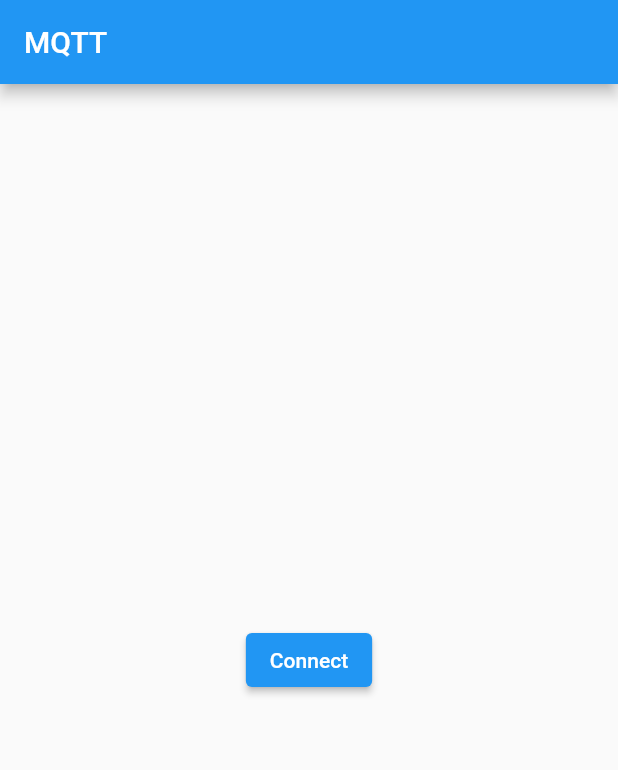
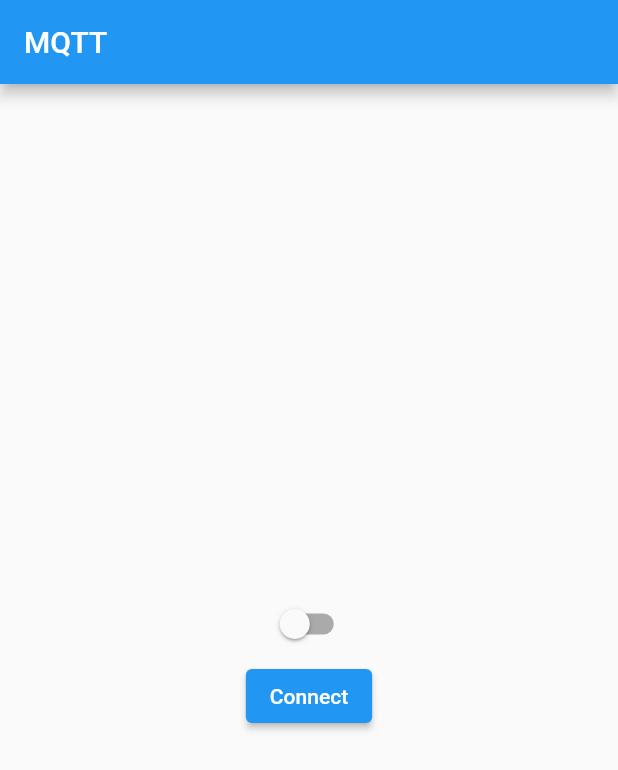
Before and after one commit to hyejin-1010/flutter-study, a Flutter app: the screen it shows after launch, after a tap on "Connect", on a phone screen of 412 x 824 dp. Shown: the top 770 px of the screen. Run offline on Flutter 3.47's test engine with Material 2 defaults, Android fonts, the phone set to English and light mode, and no system bars; our stand-ins replace flutter_local_notifications, flutter_secure_storage, flutter_svg, google_maps_flutter, timezone, video_player; missing offline and left inert: mqtt_client; network calls fail.

Commit message:
✨ Feat: aws mqtt shadow publish & subscribe

```diff
--- a/mqtt_study/lib/screens/aws_test/aws_test.dart
+++ b/mqtt_study/lib/screens/aws_test/aws_test.dart
@@ -1,10 +1,13 @@
-import 'dart:convert';
 import 'dart:io';
 
 import 'package:flutter/material.dart';
 import 'package:flutter/services.dart';
 import 'package:mqtt_client/mqtt_client.dart';
 import 'package:mqtt_client/mqtt_server_client.dart';
+
+const HOST = 'mqtt://a3g9lwq85r20wi-ats.iot.ap-northeast-2.amazonaws.com';
+const CLIENT_ID = 'AppTest';
+const PREFIX = '\$aws/things/Test/shadow';
 
 class AWSTestScreen extends StatefulWidget {
   const AWSTestScreen({Key? key}) : super(key: key);
@@ -14,18 +17,26 @@ class AWSTestScreen extends StatefulWidget {
 }
 
 class _AWSTestScreenState extends State<AWSTestScreen> {
-
-  MqttServerClient client = MqttServerClient('mqtt://a3g9lwq85r20wi-ats.iot.ap-northeast-2.amazonaws.com', '');
+  MqttServerClient client = MqttServerClient(HOST, '');
   String status = '';
   bool connected = false;
+  bool toggleValue = false;
 
   @override
   Widget build(BuildContext context) {
     return Container(
-      child: Center(
-        child: connected
-          ? ElevatedButton(onPressed: _disconnect, child: Text('DisConnect'))
-          : ElevatedButton(onPressed: _connect, child: Text('Connect')),
+      alignment: Alignment.center,
+      child: Column(
+        children: [
+          Spacer(),
+          Switch(value: toggleValue, onChanged: (_) {}),
+          connected
+              ? ElevatedButton(onPressed: _disconnect, child: Text('DisConnect'))
+              : ElevatedButton(onPressed: _connect, child: Text('Connect')),
+          if (connected)
+            ElevatedButton(onPressed: _publish, child: Text('Publish')),
+          Spacer(),
+        ],
       ),
     );
   }
@@ -44,6 +55,11 @@ class _AWSTestScreenState extends State<AWSTestScreen> {
     client.disconnect();
   }
 
+  _publish () {
+    final MqttClientPayloadBuilder builder = MqttClientPayloadBuilder();
+    client.publishMessage('$PREFIX/get', MqttQos.atLeastOnce, builder.payload!);
+  }
+
   Future<bool> mqttConnect(String uniqueId) async {
     setStatus('Connecting MQTT Broker');
     ByteData rootCA = await rootBundle.load('assets/certs/root-CA.crt');
@@ -55,13 +71,10 @@ class _AWSTestScreenState extends State<AWSTestScreen> {
     context.useCertificateChainBytes(deviceCert.buffer.asUint8List());
     context.usePrivateKeyBytes(privateKey.buffer.asUint8List());
 
-    // String id = 'sdk-nodejs-d0772ced-6431-419b-bf8b-1d35f33de11b';
-    String id = 'AppTest';
-
-    client = MqttServerClient('a3g9lwq85r20wi-ats.iot.ap-northeast-2.amazonaws.com', id);
+    client = MqttServerClient('a3g9lwq85r20wi-ats.iot.ap-northeast-2.amazonaws.com', CLIENT_ID);
     client.securityContext = context;
-    // client.logging(on: true);
-    // client.keepAlivePeriod = 300;
+    client.logging(on: true);
+    client.keepAlivePeriod = 300;
     client.port = 8883;
     client.secure = true;
     client.onConnected = onConnected;
@@ -71,7 +84,7 @@ class _AWSTestScreenState extends State<AWSTestScreen> {
     client.pongCallback = pong;
 
     final MqttConnectMessage connMess = MqttConnectMessage()
-        .withClientIdentifier(id)
+        .withClientIdentifier(CLIENT_ID)
         .startClean();
     client.connectionMessage = connMess;
 
@@ -79,18 +92,22 @@ class _AWSTestScreenState extends State<AWSTestScreen> {
       await client.connect();
     } catch (err) { print('${err.toString()}'); }
 
-    if (client.connectionStatus!.state == MqttConnectionState.connected) {
-      print('Chloe Connected to AWS Successfully!');
-    } else { return false; }
+    if (client.connectionStatus!.state != MqttConnectionState.connected) { return false; }
 
-    // String acceptedTopic = '\$aws/things/AppTest/shadow/get/accepted';
-    client.subscribe('topic_2', MqttQos.atMostOnce);
+    String acceptedTopic = '$PREFIX/get/accepted';
+    String rejectedTopic = '$PREFIX/get/rejected';
+    client.subscribe(acceptedTopic, MqttQos.atMostOnce);
+    client.subscribe(rejectedTopic, MqttQos.atMostOnce);
     client.updates?.listen((List<MqttReceivedMessage<MqttMessage>> c) {
+      String topic = c[0].topic;
       final MqttPublishMessage message = c[0].payload as MqttPublishMessage;
       if (message.payload.message == null) { return; }
-      String data = utf8.decode(message.payload.message!);
-      dynamic response = json.decode(data);
-      print('chloe test accept : $response');
+      // String data = utf8.decode(message.payload.message!);
+      // dynamic response = json.decode(data);
+      // print('chloe test listen topic: $topic, response: $response');
+      if (topic == acceptedTopic) {
+        setState(() { toggleValue = !toggleValue; });
+      }
     });
 
     return false;
```
